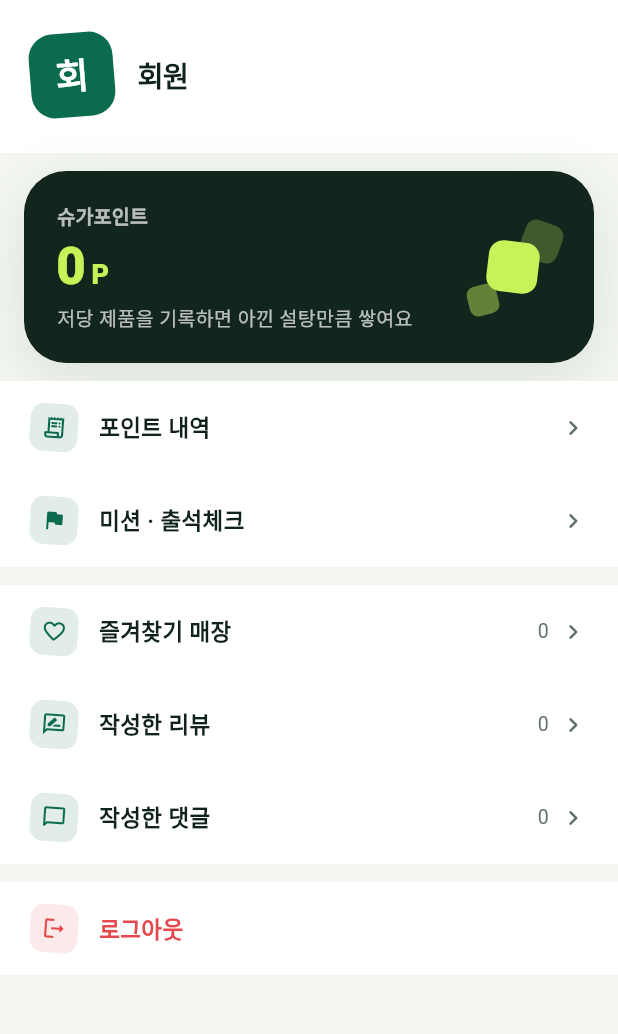
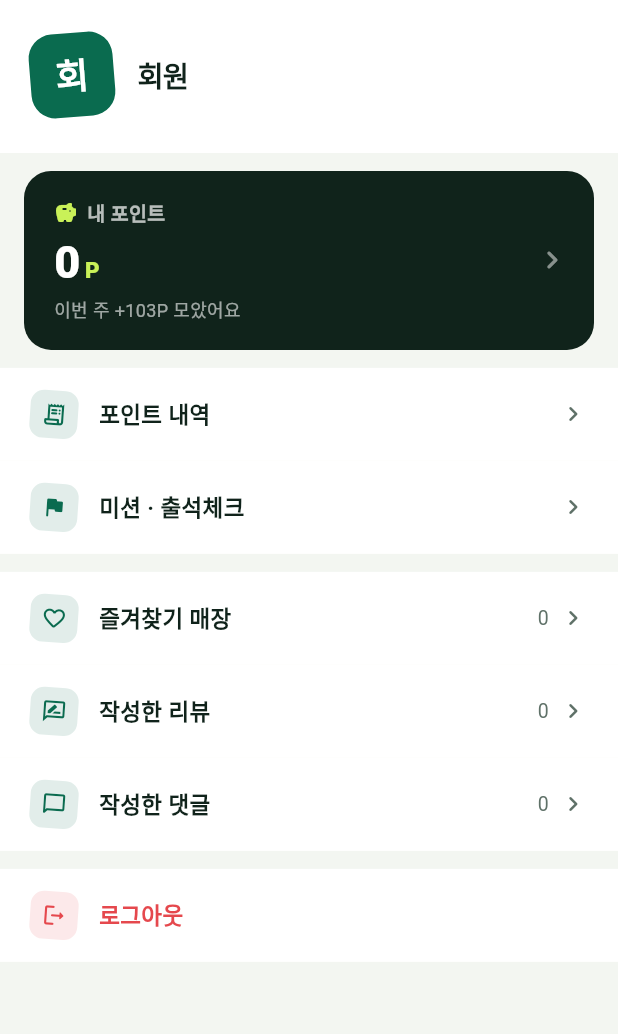
Before and after one commit to hongbomshin-lab/CUBED_v2, a Flutter app: the AccountScreen screen opened directly, on a phone screen of 412 x 824 dp, the part 84-1118 px from its top. Run offline on Flutter 3.47's test engine with Material 3 defaults, Android fonts, the phone set to English and light mode, and no system bars; our stand-ins replace cached_network_image, flutter_image_compress, flutter_riverpod, geolocator, image_picker, shared_preferences and 4 more; missing offline and left inert: dart:js_interop, flutter_naver_map, mobile_scanner; accounts and stored records are empty; network calls fail; Roboto replaces fonts that are missing (Pretendard).

Commit message:
fix(account): 마이 상단을 실제 포인트 잔액으로 — '슈가포인트(아낀 설탕 g)' 카드 제거

```diff
--- a/lib/features/account/account_screen.dart
+++ b/lib/features/account/account_screen.dart
@@ -1,8 +1,8 @@
 import 'package:flutter/material.dart';
 import 'package:flutter_riverpod/flutter_riverpod.dart';
 
-import '../../core/sugar_baselines.dart';
 import '../../core/theme.dart';
+import '../points/point_card.dart';
 import '../missions/missions_screen.dart';
 import '../points/points_history_screen.dart';
 import '../../providers/providers.dart';
@@ -165,12 +165,9 @@ class _LoggedIn extends ConsumerWidget {
           ]),
         ),
 
-        // 슈가포인트 히어로 카드
-        const Padding(
-          padding: EdgeInsets.fromLTRB(16, 12, 16, 0),
-          child: _PointsCard(),
-        ),
+        // 내 포인트 카드 — 미션으로 모은 실제 잔액(포인트 내역과 동일 소스).
         const SizedBox(height: 12),
+        const PointCard(),
 
         // 포인트를 본 다음 '어떻게 더 모으지'로 이어지도록 바로 아래에 둔다.
         _MenuTile(
@@ -222,76 +219,6 @@ class _LoggedIn extends ConsumerWidget {
           onTap: () => _confirmSignOut(context, ref),
         ),
       ],
-    );
-  }
-}
-
-/// 슈가포인트 — 다크 잉크 카드 위 라임 펀치 숫자.
-/// 1P = 일반 제품 대비 아낀 설탕 1g. 각설탕(3g) 환산으로 체감시킨다.
-class _PointsCard extends ConsumerWidget {
-  const _PointsCard();
-
-  @override
-  Widget build(BuildContext context, WidgetRef ref) {
-    final async = ref.watch(myPointsProvider);
-    final points = async.valueOrNull;
-    final cubes = points == null ? null : sugarCubesFor(points);
-    return Container(
-      padding: const EdgeInsets.fromLTRB(22, 20, 22, 20),
-      decoration: BoxDecoration(
-        color: CubedColors.inkCard,
-        borderRadius: BorderRadius.circular(CubedFx.radiusHero),
-        boxShadow: CubedFx.shadowLift,
-      ),
-      child: Row(
-        children: [
-          Expanded(
-            child: Column(
-              crossAxisAlignment: CrossAxisAlignment.start,
-              children: [
-                const Text('슈가포인트',
-                    style: TextStyle(
-                        fontSize: 13,
-                        fontWeight: FontWeight.w700,
-                        letterSpacing: 0.2,
-                        color: Colors.white70)),
-                const SizedBox(height: 6),
-                Text.rich(
-                  TextSpan(children: [
-                    TextSpan(
-                        text: points == null ? '—' : '$points',
-                        style: const TextStyle(
-                            fontSize: 34,
-                            fontWeight: FontWeight.w800,
-                            letterSpacing: -1,
-                            height: 1.1,
-                            color: CubedColors.lime)),
-                    const TextSpan(
-                        text: ' P',
-                        style: TextStyle(
-                            fontSize: 18,
-                            fontWeight: FontWeight.w800,
-                            color: CubedColors.lime)),
-                  ]),
-                ),
-                const SizedBox(height: 6),
-                Text(
-                  async.hasError
-                      ? '포인트를 불러오지 못했어요'
-                      : points == null
-                          ? '아낀 설탕을 계산하고 있어요'
-                          : points == 0
-                              ? '저당 제품을 기록하면 아낀 설탕만큼 쌓여요'
-                              : '설탕 ${points}g 아꼈어요 · 각설탕 약 $cubes개',
-                  style: const TextStyle(fontSize: 13, color: Colors.white70),
-                ),
-              ],
-            ),
-          ),
-          const SizedBox(width: 12),
-          const SugarCubeStack(),
-        ],
-      ),
     );
   }
 }
```
